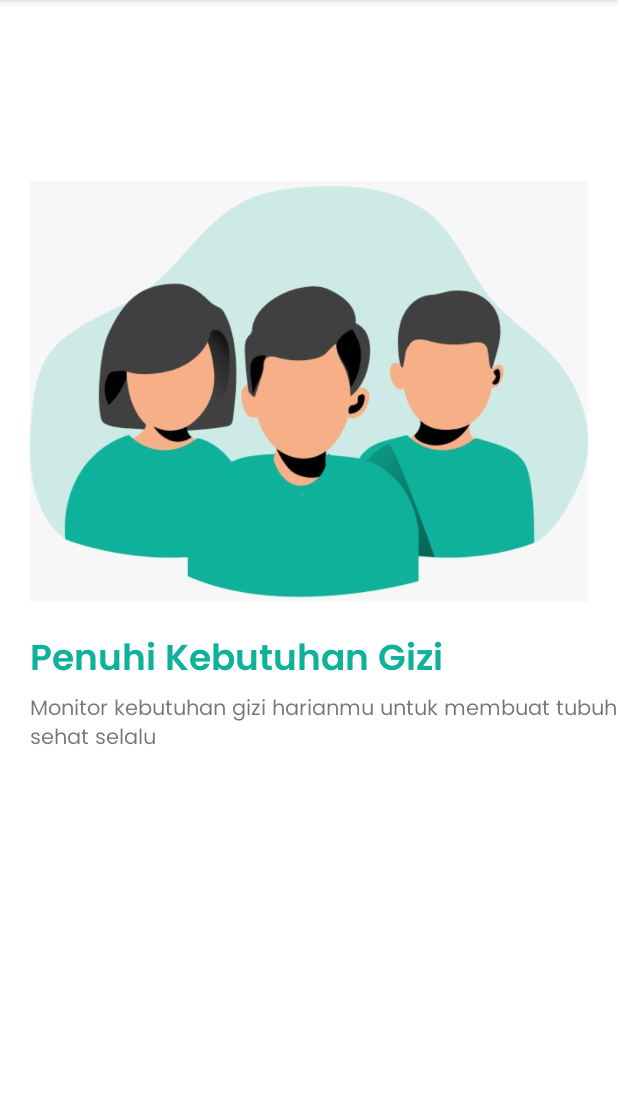
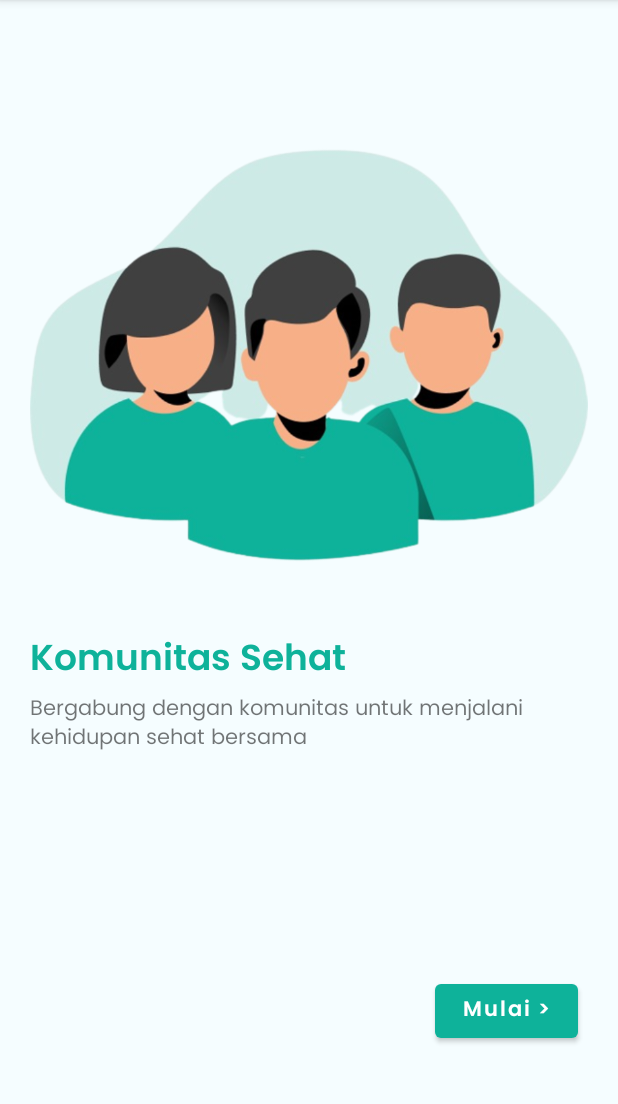
Before and after one commit to trybhuwanes/Magang_Raion_2022, an Android app: the OnBoarding2Activity screen opened directly, with no data from a screen before it, on a phone screen of 412 x 824 dp, the part 84-1188 px from its top. Run offline under Robolectric (Android 15) with nearby library versions, the phone set to English and light mode, and no system bars.

Commit message:
progress 3 update

```diff
--- a/app/src/main/java/com/raion/magang2022/OnBoarding1Activity.kt
+++ b/app/src/main/java/com/raion/magang2022/OnBoarding1Activity.kt
@@ -10,7 +10,7 @@ class OnBoarding1Activity : AppCompatActivity() {
         setContentView(R.layout.activity_on_boarding1)
     }
 
-    fun pindahMasuk(view: android.view.View) {
-        startActivity(Intent(this, MasukActivity::class.java))
+    fun pindahOnBoarding2(view: android.view.View) {
+        startActivity(Intent(this, OnBoarding2Activity::class.java))
     }
 }
--- a/app/src/main/java/com/raion/magang2022/OnBoarding2Activity.kt
+++ b/app/src/main/java/com/raion/magang2022/OnBoarding2Activity.kt
@@ -1,5 +1,6 @@
 package com.raion.magang2022
 
+import android.content.Intent
 import androidx.appcompat.app.AppCompatActivity
 import android.os.Bundle
 
@@ -8,4 +9,8 @@ class OnBoarding2Activity : AppCompatActivity() {
         super.onCreate(savedInstanceState)
         setContentView(R.layout.activity_on_boarding2)
     }
+
+    fun pindahMasuk(view: android.view.View) {
+        startActivity(Intent(this, MasukActivity::class.java))
+    }
 }
--- a/app/src/main/res/layout/activity_home.xml
+++ b/app/src/main/res/layout/activity_home.xml
@@ -125,7 +125,7 @@
         style="@style/Widget.MaterialComponents.BottomNavigationView.Colored"
         android:layout_width="match_parent"
         android:layout_height="wrap_content"
-        android:layout_marginTop="690dp"
+        android:layout_marginTop="660dp"
         app:menu="@menu/bottom_navigation_menu" />
 
 
--- a/app/src/main/res/layout/activity_on_boarding2.xml
+++ b/app/src/main/res/layout/activity_on_boarding2.xml
@@ -1,16 +1,19 @@
 <?xml version="1.0" encoding="utf-8"?>
 <RelativeLayout xmlns:android="http://schemas.android.com/apk/res/android"
-    xmlns:app="http://schemas.android.com/apk/res-auto"
     xmlns:tools="http://schemas.android.com/tools"
     android:layout_width="match_parent"
     android:layout_height="match_parent"
+    android:background="#F5FDFF"
     tools:context=".OnBoarding2Activity">
 
     <ImageView
         android:id="@+id/iv_onboarding1"
         android:layout_width="wrap_content"
         android:layout_height="wrap_content"
-        android:layout_margin="20dp"
+        android:layout_marginStart="20dp"
+        android:layout_marginTop="20dp"
+        android:layout_marginEnd="20dp"
+        android:layout_marginBottom="20dp"
         android:src="@drawable/onboarding2" />
 
     <TextView
@@ -19,7 +22,7 @@
         android:layout_height="wrap_content"
         android:layout_marginStart="20dp"
         android:fontFamily="@font/poppins_semibold"
-        android:text="@string/judul_onboarding1"
+        android:text="@string/title_onboarding2"
         android:textColor="#0EB29A"
         android:textSize="24sp"
         android:layout_marginTop="420dp"/>
@@ -28,8 +31,21 @@
         android:layout_width="match_parent"
         android:layout_height="wrap_content"
         android:layout_marginStart="20dp"
+        android:layout_marginEnd="20dp"
         android:layout_below="@id/tv_capt_onboarding1"
-        android:text="@string/capt_onboarding1"
+        android:text="@string/capt_onboarding2"
         android:fontFamily="@font/poppins_regular"
         android:textSize="14sp"/>
+
+    <Button
+        android:layout_width="95dp"
+        android:layout_height="wrap_content"
+        android:layout_marginStart="290dp"
+        android:layout_marginTop="650dp"
+        android:text="@string/mulai"
+        android:textAllCaps="false"
+        android:textSize="14sp"
+        android:fontFamily="@font/poppins_semibold"
+        android:onClick="pindahMasuk"
+        tools:ignore="UsingOnClickInXml" />
 </RelativeLayout>
--- a/app/src/main/res/layout/activity_timeline.xml
+++ b/app/src/main/res/layout/activity_timeline.xml
@@ -3,6 +3,7 @@
     xmlns:tools="http://schemas.android.com/tools"
     android:layout_width="match_parent"
     android:layout_height="match_parent"
+    android:background="#EEF6F8"
     xmlns:app="http://schemas.android.com/apk/res-auto"
     tools:context=".TimelineActivity">
 
@@ -34,7 +35,7 @@
         style="@style/Widget.MaterialComponents.BottomNavigationView.Colored"
         android:layout_width="match_parent"
         android:layout_height="wrap_content"
-        android:layout_marginTop="690dp"
+        android:layout_marginTop="660dp"
         app:menu="@menu/bottom_navigation_menu" />
 
 </RelativeLayout>
--- a/app/src/main/res/layout/activity_timeline2.xml
+++ b/app/src/main/res/layout/activity_timeline2.xml
@@ -55,7 +55,7 @@
         style="@style/Widget.MaterialComponents.BottomNavigationView.Colored"
         android:layout_width="match_parent"
         android:layout_height="wrap_content"
-        android:layout_marginTop="690dp"
+        android:layout_marginTop="660dp"
         app:menu="@menu/bottom_navigation_menu" />
 
 </RelativeLayout>
--- a/app/src/main/res/values/strings.xml
+++ b/app/src/main/res/values/strings.xml
@@ -32,4 +32,8 @@
     <string name="home">Home</string>
     <!-- TODO: Remove or change this placeholder text -->
     <string name="hello_blank_fragment">Hello blank fragment</string>
+    <string name="capt_onboarding2">Bergabung dengan komunitas untuk menjalani kehidupan sehat bersama</string>
+    <string name="title_onboarding2">Komunitas Sehat</string>
+    <string name="mulai"><![CDATA[Mulai >]]></string>
+    <string name="next"><![CDATA[>>]]></string>
 </resources>
```
Also changed, not shown: app/src/main/java/com/raion/magang2022/HomeActivity.kt (+29 -0 lines), app/src/main/java/com/raion/magang2022/ProfilActivity.kt (+2 -25 lines), app/src/main/java/com/raion/magang2022/Timeline2Activity.kt (+27 -0 lines), app/src/main/java/com/raion/magang2022/TimelineActivity.kt (+25 -0 lines), app/src/main/res/layout/activity_on_boarding1.xml (+13 -9 lines), app/src/main/res/layout/activity_profil.xml (+1 -11 lines), app/src/main/res/drawable/onboarding1.jpeg (deleted), app/src/main/res/drawable/onboarding1.png (added), app/src/main/res/drawable/onboarding2.jpeg (deleted), app/src/main/res/drawable/onboarding2.png (added).
